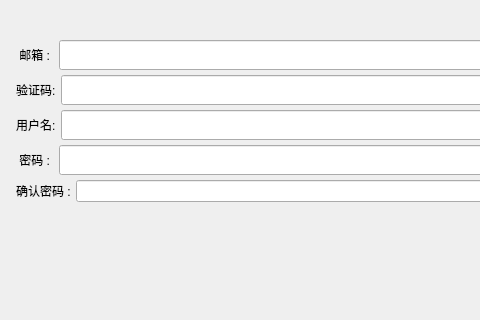
Old version of the form client/registerdialog.ui in the repository KKKK1723/chat-project; both pictures show x 0 to 480 and y 471 to 791 of the 900 by 1029 pixel window.
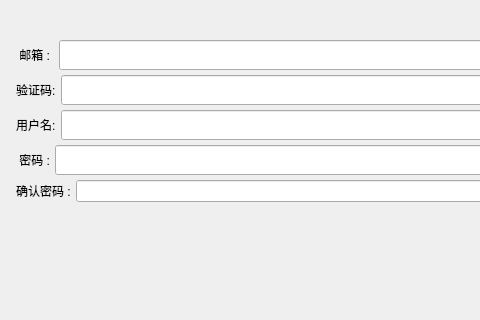
New version of the form. Icons and pictures are not drawn.

Commit message: 添加密码展示隐藏的图标

```diff
--- a/client/registerdialog.ui
+++ b/client/registerdialog.ui
@@ -277,7 +277,7 @@
           </size>
          </property>
          <property name="text">
-          <string> 密码 : </string>
+          <string> 密码 :</string>
          </property>
         </widget>
        </item>
```
